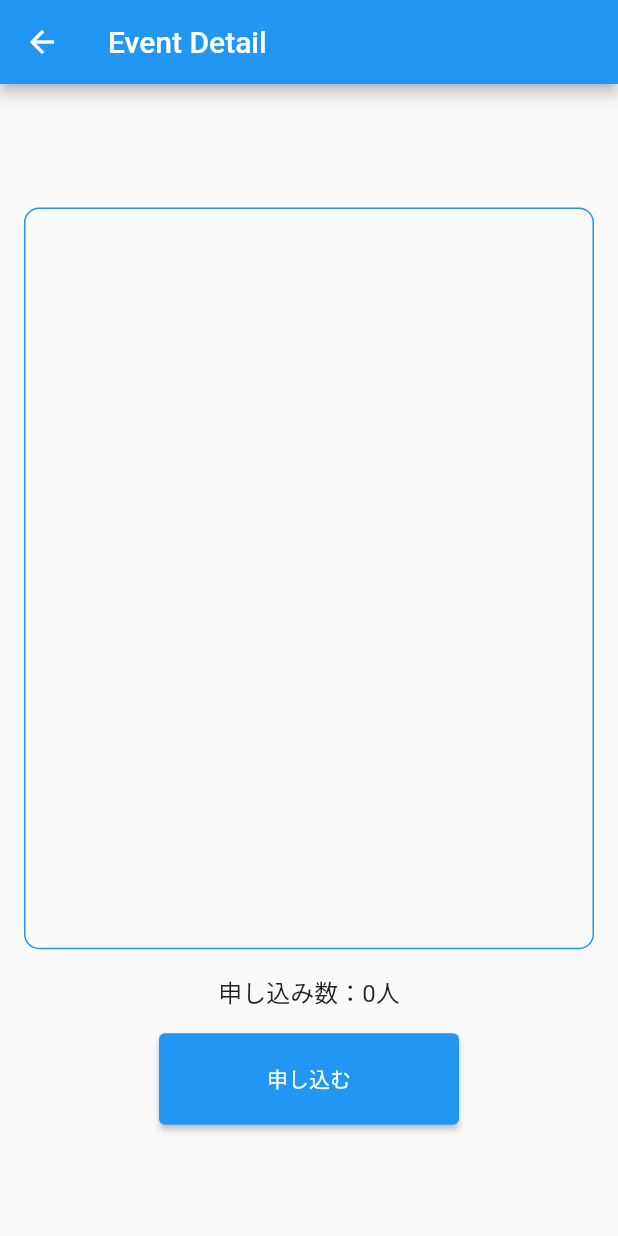
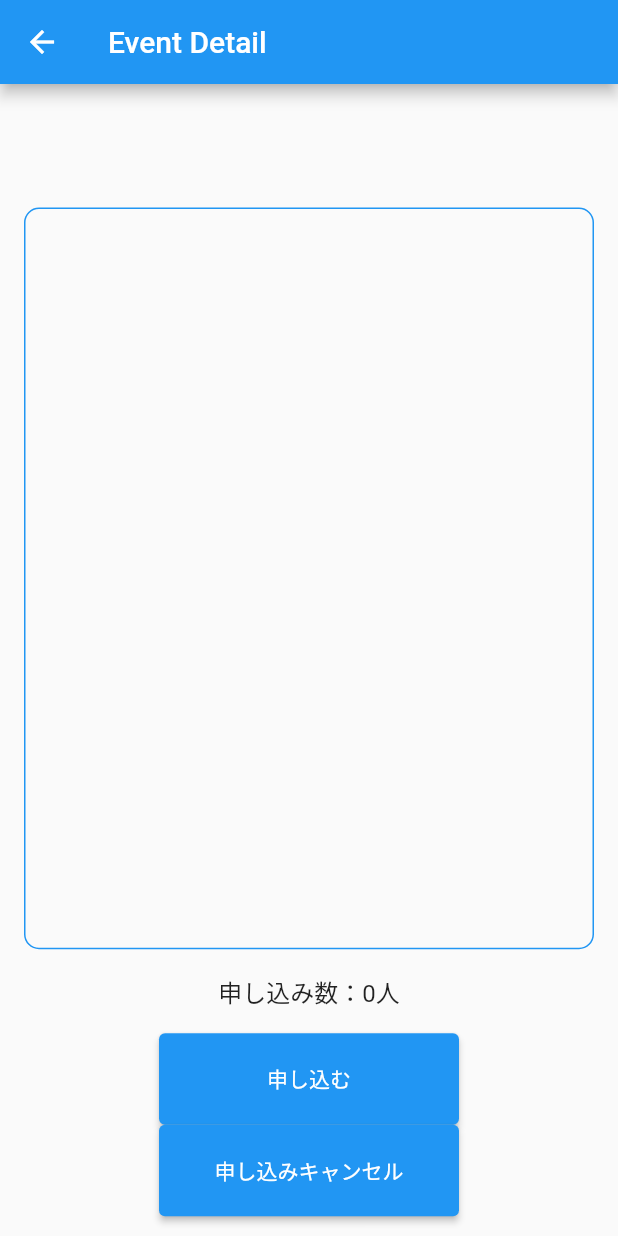
Before and after one commit to yotubarail/flutter_alpha, a Flutter app: the EventDetailPage screen opened directly with empty values, on a phone screen of 412 x 824 dp. Run offline on Flutter 3.47's test engine with Material 2 defaults, Android fonts, the phone set to English and light mode, and no system bars; our stand-ins replace cloud_firestore, firebase_auth, firebase_core, flutter_hooks, flutter_riverpod, freezed_annotation and 1 more; accounts and stored records are empty; generated files the repository leaves out were written again.

Commit message:
イベント参加キャンセル機能

```diff
--- /dev/null
+++ b/lib/view/components/event_detail/cancel_button.dart
@@ -0,0 +1,30 @@
+// 依存パッケージ
+import 'package:flutter/foundation.dart';
+import 'package:flutter/material.dart';
+import 'package:flutter_hooks/flutter_hooks.dart';
+import 'package:hooks_riverpod/hooks_riverpod.dart';
+
+// 参照ファイル
+import '/view_model/event_detail_view_model.dart';
+
+class CancelButton extends HookWidget {
+  const CancelButton({Key? key}) : super(key: key);
+
+  @override
+  Widget build(BuildContext context) {
+    final notifier = useProvider(eventDetailViewModelProvider.notifier);
+
+    return SizedBox(
+      width: 200,
+      child: ElevatedButton(
+        onPressed: notifier.cancelEvent,
+        style: ButtonStyle(
+          padding: MaterialStateProperty.all(
+            const EdgeInsets.all(20),
+          ),
+        ),
+        child: const Text('申し込みキャンセル'),
+      ),
+    );
+  }
+}
--- a/lib/view/event_detail_page.dart
+++ b/lib/view/event_detail_page.dart
@@ -10,6 +10,7 @@ import '/view/components/event_detail/event_body.dart';
 import '/view/components/event_detail/event_title.dart';
 import '/view/components/event_detail/guest_count.dart';
 import '/view/components/event_detail/join_button.dart';
+import '/view/components/event_detail/cancel_button.dart';
 import '/view_model/event_detail_view_model.dart';
 
 class EventDetailPage extends HookWidget {
@@ -34,6 +35,7 @@ class EventDetailPage extends HookWidget {
           EventBody(),
           GuestCount(),
           JoinButton(),
+          CancelButton(),
         ],
       ),
     );
```
Also changed, not shown: lib/model/events_model.dart (+10 -0 lines), lib/model/guests_model.dart (+8 -0 lines), lib/view_model/event_detail_view_model.dart (+9 -0 lines), pubspec.lock, 2 other files.
